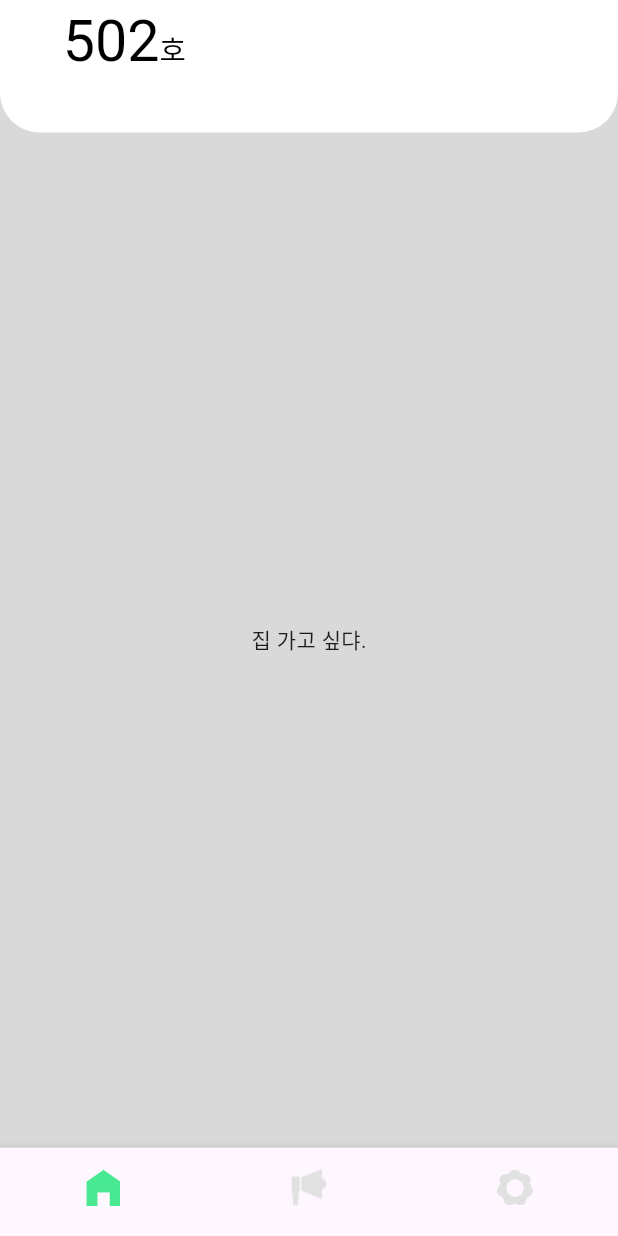
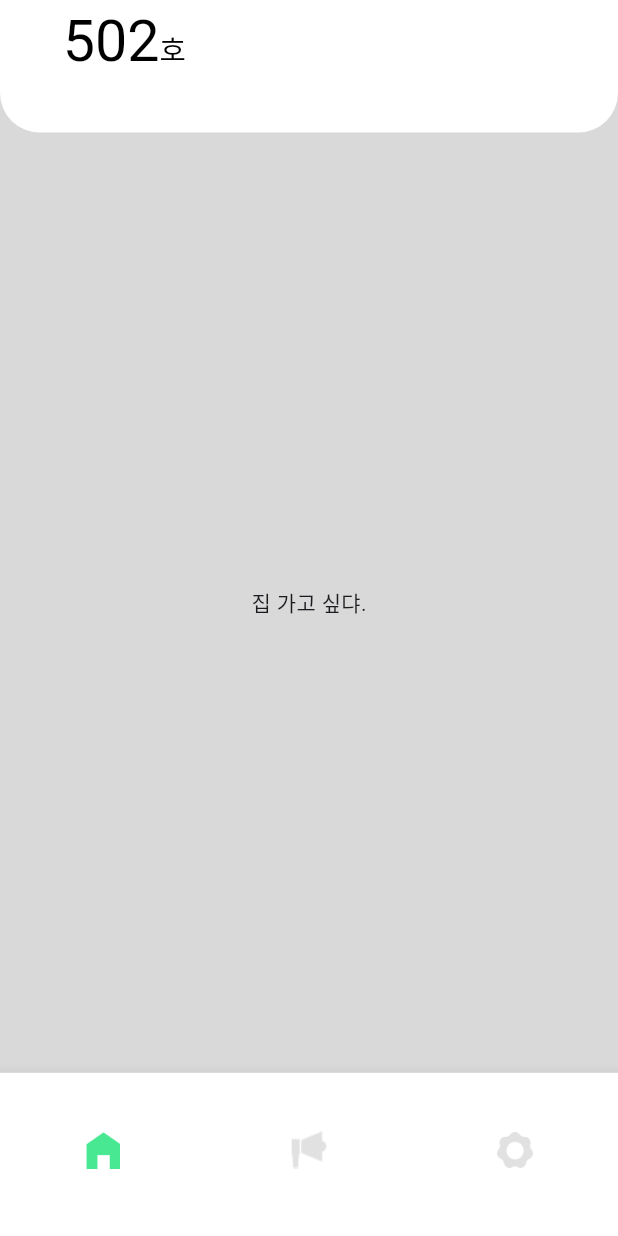
Before and after one commit to Team-Clim/clim-app-service, a Flutter app: the MainScreen screen opened directly, on a phone screen of 412 x 824 dp. Run offline on Flutter 3.47's test engine with Material 3 defaults, Android fonts, the phone set to English and light mode, and no system bars; our stand-ins replace carousel_slider, flutter_screenutil, smooth_page_indicator; Roboto replaces fonts that are missing (PretendardBold, PretendardThin).

Commit message:
refactor: BottomNavigationBar 높이 및 색상 변경

```diff
--- a/lib/screen/main_page/main_screen.dart
+++ b/lib/screen/main_page/main_screen.dart
@@ -3,6 +3,7 @@ import 'package:clim/screen/main_page/home_screen.dart';
 import 'package:clim/screen/main_page/notification_screen.dart';
 import 'package:clim/screen/main_page/setting_screen.dart';
 import 'package:flutter/material.dart';
+import 'package:flutter_screenutil/flutter_screenutil.dart';
 
 class MainScreen extends StatefulWidget {
   const MainScreen({super.key});
@@ -41,11 +42,17 @@ class _MainScreenState extends State<MainScreen>
           SettingScreen(),
         ],
       ),
-      bottomNavigationBar: BottomNavigationBar(
+      bottomNavigationBar: Container(
+        height: 123.h,
+        decoration: BoxDecoration(
+          borderRadius: BorderRadius.vertical(top: Radius.circular(15.r)),
+        ),
+        child: BottomNavigationBar(
           showUnselectedLabels: false,
           showSelectedLabels: false,
           selectedItemColor: const Color(0xff48E892),
           unselectedItemColor: const Color(0xffE1E1E1),
+          backgroundColor: const Color(0xffFFFFFF),
           currentIndex: _index,
           onTap: (value) {
             setState(() {
@@ -62,6 +69,7 @@ class _MainScreenState extends State<MainScreen>
                 icon: _index == 2 ? ClimImage.setting2Image : ClimImage.settingImage, label: "subtract"),
           ],
         ),
+      ),
     );
   }
 }
```
Lines whose indentation alone changed are shown as unchanged.
